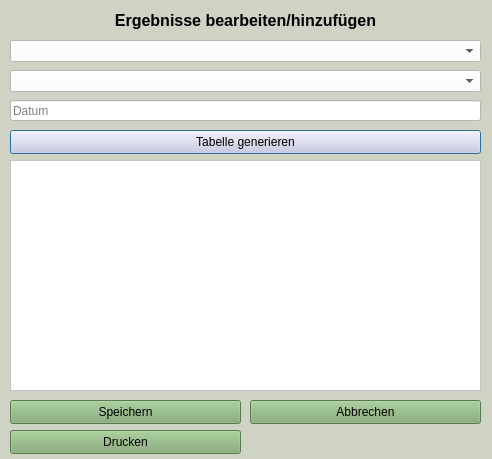
Old version of the form windows/editresultsdialog.ui in the repository koc-schule/bewertungsrechner.
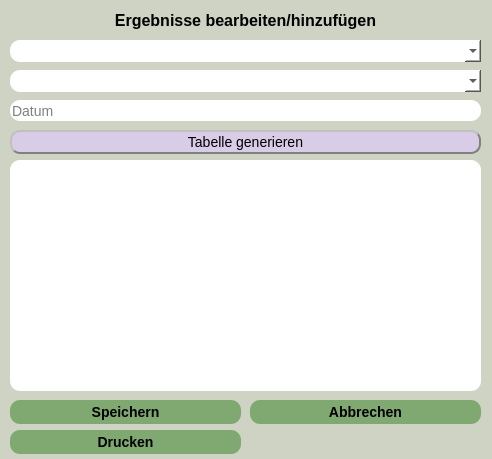
New version of the form.

```diff
--- a/windows/editresultsdialog.ui
+++ b/windows/editresultsdialog.ui
@@ -49,7 +49,10 @@
     </rect>
    </property>
    <property name="styleSheet">
-    <string notr="true">background-color: rgb(255, 255, 255);</string>
+    <string notr="true">background-color: rgb(255, 255, 255);
+border-style: outset;
+border-radius:  10px;
+font: 14px;</string>
    </property>
   </widget>
   <widget class="QComboBox" name="select_course_box">
@@ -62,7 +65,10 @@
     </rect>
    </property>
    <property name="styleSheet">
-    <string notr="true">background-color: rgb(255, 255, 255);</string>
+    <string notr="true">background-color: rgb(255, 255, 255);
+border-style: outset;
+border-radius:  10px;
+font: 14px;</string>
    </property>
   </widget>
   <widget class="QLineEdit" name="date_edit">
@@ -75,7 +81,10 @@
     </rect>
    </property>
    <property name="styleSheet">
-    <string notr="true">background-color: rgb(255, 255, 255);</string>
+    <string notr="true">background-color: rgb(255, 255, 255);
+border-style: outset;
+border-radius:  10px;
+font: 14px;</string>
    </property>
    <property name="placeholderText">
     <string>Datum</string>
@@ -91,7 +100,13 @@
     </rect>
    </property>
    <property name="styleSheet">
-    <string notr="true">background-color: rgb(216, 204, 231);</string>
+    <string notr="true">background-color: rgb(216, 204, 231);
+border-style: outset;
+border-width: 2px;
+border-radius:  10px;
+border-color: black;
+border-color: gray;
+font: 14px;</string>
    </property>
    <property name="text">
     <string>Tabelle generieren</string>
@@ -107,7 +122,11 @@
     </rect>
    </property>
    <property name="styleSheet">
-    <string notr="true">background-color: rgb(255, 255, 255);</string>
+    <string notr="true">background-color: rgb(255, 255, 255);
+border-style: outset;
+border-radius:  10px;
+font: 14px;
+</string>
    </property>
   </widget>
   <widget class="QPushButton" name="save_button">
@@ -120,7 +139,12 @@
     </rect>
    </property>
    <property name="styleSheet">
-    <string notr="true">background-color: rgb(127, 169, 112);</string>
+    <string notr="true">background-color: rgb(127, 169, 112);
+border-style: outset;
+porder-width: 2px;
+border-radius:  10px;
+border-color: white;
+font: bold 14px;</string>
    </property>
    <property name="text">
     <string>Speichern</string>
@@ -136,7 +160,12 @@
     </rect>
    </property>
    <property name="styleSheet">
-    <string notr="true">background-color: rgb(127, 169, 112);</string>
+    <string notr="true">background-color: rgb(127, 169, 112);
+border-style: outset;
+porder-width: 2px;
+border-radius:  10px;
+border-color: white;
+font: bold 14px;</string>
    </property>
    <property name="text">
     <string>Abbrechen</string>
@@ -152,7 +181,12 @@
     </rect>
    </property>
    <property name="styleSheet">
-    <string notr="true">background-color: rgb(127, 169, 112);</string>
+    <string notr="true">background-color: rgb(127, 169, 112);
+border-style: outset;
+porder-width: 2px;
+border-radius:  10px;
+border-color: white;
+font: bold 14px;</string>
    </property>
    <property name="text">
     <string>Drucken</string>
```
Left out of the diff: 1 changed line with no effect on the pictures.
